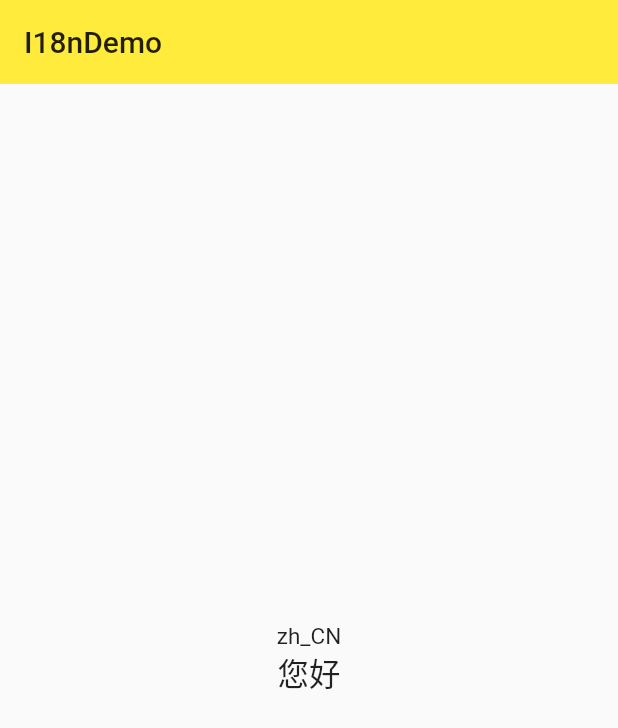
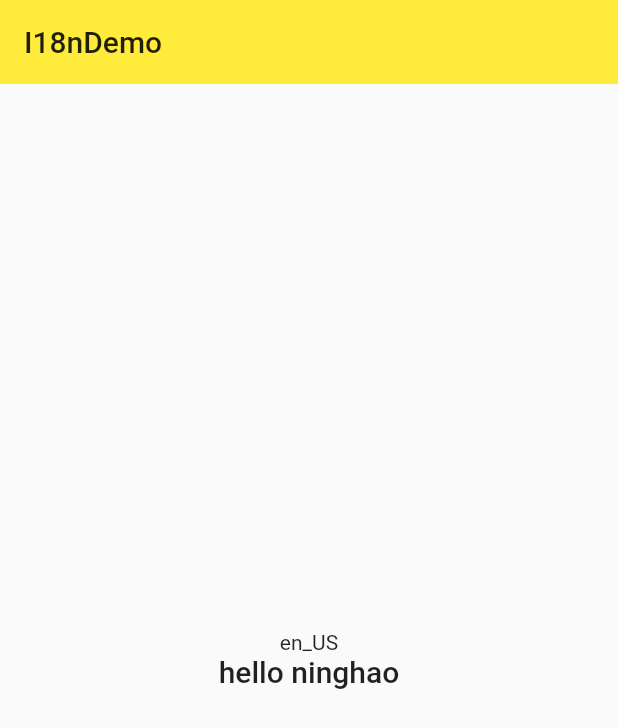
Before and after one commit to shiquan18/aiyi_flutter_demo, a Flutter app: the screen it shows after launch, on a phone screen of 412 x 824 dp. Shown: the top 728 px of the screen. Run offline on Flutter 3.47's test engine with Material 2 defaults, Android fonts, the phone set to English and light mode, and no system bars; our stand-ins replace rxdart.

Commit message:
加载与使用本地化信息

```diff
--- a/lib/demo/guojihua/i18n_demo.dart
+++ b/lib/demo/guojihua/i18n_demo.dart
@@ -1,5 +1,6 @@
 import 'package:aiyi_flutter_demo_app/demo/guojihua/ninghao_demo_localizations.dart';
 import 'package:flutter/material.dart';
+// import 'package:ninghao_flutter/demo/i18n/map/ninghao_demo_localizations.dart';
 
 class I18nDemo extends StatelessWidget {
   @override
@@ -18,7 +19,8 @@ class I18nDemo extends StatelessWidget {
               Text(locale.toString()),
               Text(
                 // Localizations.of(context, NinghaoDemoLocalizations).title,
-                NinghaoDemoLocalizations.of(context).title,
+//                NinghaoDemoLocalizations.of(context).title,
+                NinghaoDemoLocalizations.of(context).greet('ninghao'),
                 style: Theme.of(context).textTheme.title,
               )
             ],
--- a/lib/demo/guojihua/ninghao_demo_localizations.dart
+++ b/lib/demo/guojihua/ninghao_demo_localizations.dart
@@ -1,28 +1,37 @@
-import 'package:flutter/foundation.dart' show SynchronousFuture;
+import 'package:aiyi_flutter_demo_app/demo/guojihua/intl/ninghao_demo_messages_all.dart';
 import 'package:flutter/material.dart';
+import 'package:intl/intl.dart';
 
 class NinghaoDemoLocalizations {
-  final Locale locale;
-
-  NinghaoDemoLocalizations(this.locale);
-
   static NinghaoDemoLocalizations of(BuildContext context) {
     return Localizations.of<NinghaoDemoLocalizations>(
         context, NinghaoDemoLocalizations);
   }
 
-  static Map<String, Map<String, String>> _localized = {
-    'en': {
-      'title': 'hello',
-    },
-    'zh': {
-      'title': '您好',
-    }
-  };
+  static Future<NinghaoDemoLocalizations> load(Locale locale) {
+    final String name =
+        locale.countryCode.isEmpty ? locale.languageCode : locale.toString();
 
-  String get title {
-    return _localized[locale.languageCode]['title'];
+    final String localeName = Intl.canonicalizedLocale(name);
+
+    return initializeMessages(localeName).then((bool _) {
+      Intl.defaultLocale = localeName;
+      return NinghaoDemoLocalizations();
+    });
   }
+
+  String get title => Intl.message(
+        'hello',
+        name: 'title',
+        desc: 'demo localizations.',
+      );
+
+  String greet(String name) => Intl.message(
+        'hello $name',
+        name: 'greet',
+        desc: 'greet someone.',
+        args: [name],
+      );
 }
 
 class NinghaoDemoLocalizationsDelegate
@@ -31,8 +40,7 @@ class NinghaoDemoLocalizationsDelegate
 
   @override
   Future<NinghaoDemoLocalizations> load(Locale locale) {
-    return SynchronousFuture<NinghaoDemoLocalizations>(
-        NinghaoDemoLocalizations(locale));
+    return NinghaoDemoLocalizations.load(locale);
   }
 
   @override
--- a/lib/main.dart
+++ b/lib/main.dart
@@ -19,6 +19,7 @@ import 'package:aiyi_flutter_demo_app/demo/view_demo.dart';
 import 'package:aiyi_flutter_demo_app/model/Post.dart';
 import 'package:flutter/material.dart';
 import 'package:flutter_localizations/flutter_localizations.dart';
+// import 'package:ninghao_flutter/demo/i18n/map/ninghao_demo_localizations.dart';
 
 void main() => runApp(MyApp());
 
@@ -26,8 +27,8 @@ class MyApp extends StatelessWidget {
   @override
   Widget build(BuildContext context) {
     return MaterialApp(
-//      locale: Locale('en', 'US'),
-      locale: Locale('zh', 'CN'),
+      locale: Locale('en', 'US'),
+//      locale: Locale('zh', 'CN'),
 //      localeResolutionCallback:
 //          (Locale locale, Iterable<Locale> supportedLocales) {
 //        return Locale('en', 'US');
```
